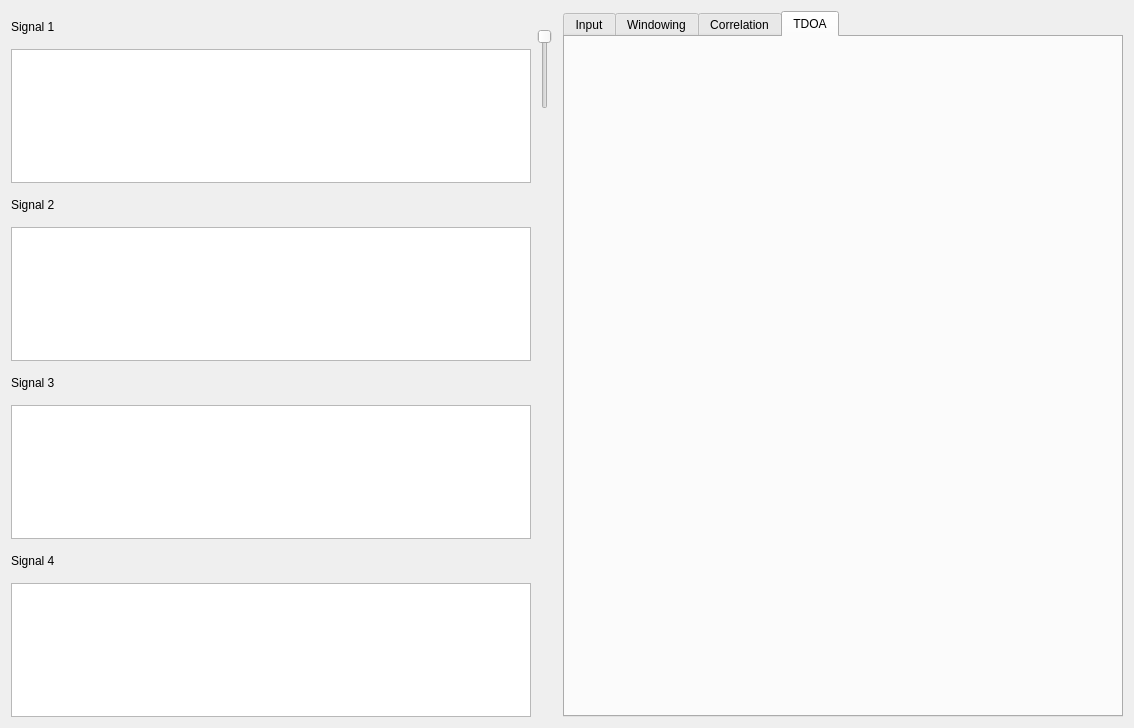
Before: the Qt Designer form forms/centralwidget.ui in zienek/trakker, drawn with Qt 5.
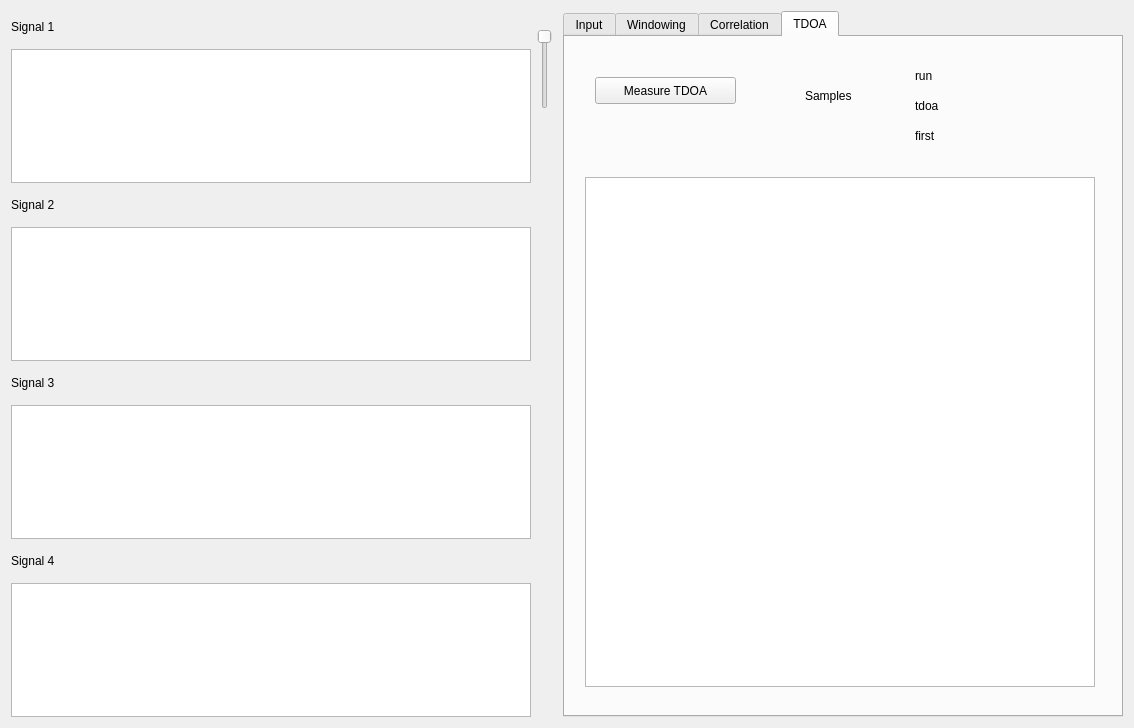
After: the same form once the commit is applied. The open tabs and pages were chosen to show the change.

```diff
--- a/forms/centralwidget.ui
+++ b/forms/centralwidget.ui
@@ -1196,6 +1196,81 @@
           <attribute name="title">
            <string>TDOA</string>
           </attribute>
+          <widget class="QPushButton" name="pushButton_16">
+           <property name="geometry">
+            <rect>
+             <x>30</x>
+             <y>40</y>
+             <width>141</width>
+             <height>27</height>
+            </rect>
+           </property>
+           <property name="text">
+            <string>Measure TDOA</string>
+           </property>
+          </widget>
+          <widget class="QLabel" name="label_10">
+           <property name="geometry">
+            <rect>
+             <x>240</x>
+             <y>50</y>
+             <width>61</width>
+             <height>18</height>
+            </rect>
+           </property>
+           <property name="text">
+            <string>Samples</string>
+           </property>
+          </widget>
+          <widget class="QLabel" name="label_11">
+           <property name="geometry">
+            <rect>
+             <x>350</x>
+             <y>30</y>
+             <width>59</width>
+             <height>18</height>
+            </rect>
+           </property>
+           <property name="text">
+            <string>run</string>
+           </property>
+          </widget>
+          <widget class="QLabel" name="label_12">
+           <property name="geometry">
+            <rect>
+             <x>350</x>
+             <y>60</y>
+             <width>59</width>
+             <height>18</height>
+            </rect>
+           </property>
+           <property name="text">
+            <string>tdoa</string>
+           </property>
+          </widget>
+          <widget class="QLabel" name="label_13">
+           <property name="geometry">
+            <rect>
+             <x>350</x>
+             <y>90</y>
+             <width>59</width>
+             <height>18</height>
+            </rect>
+           </property>
+           <property name="text">
+            <string>first</string>
+           </property>
+          </widget>
+          <widget class="QGraphicsView" name="graphicsView">
+           <property name="geometry">
+            <rect>
+             <x>20</x>
+             <y>140</y>
+             <width>510</width>
+             <height>510</height>
+            </rect>
+           </property>
+          </widget>
          </widget>
         </widget>
        </item>
```
Left out of the diff: 14 changed lines with no effect on the pictures.
